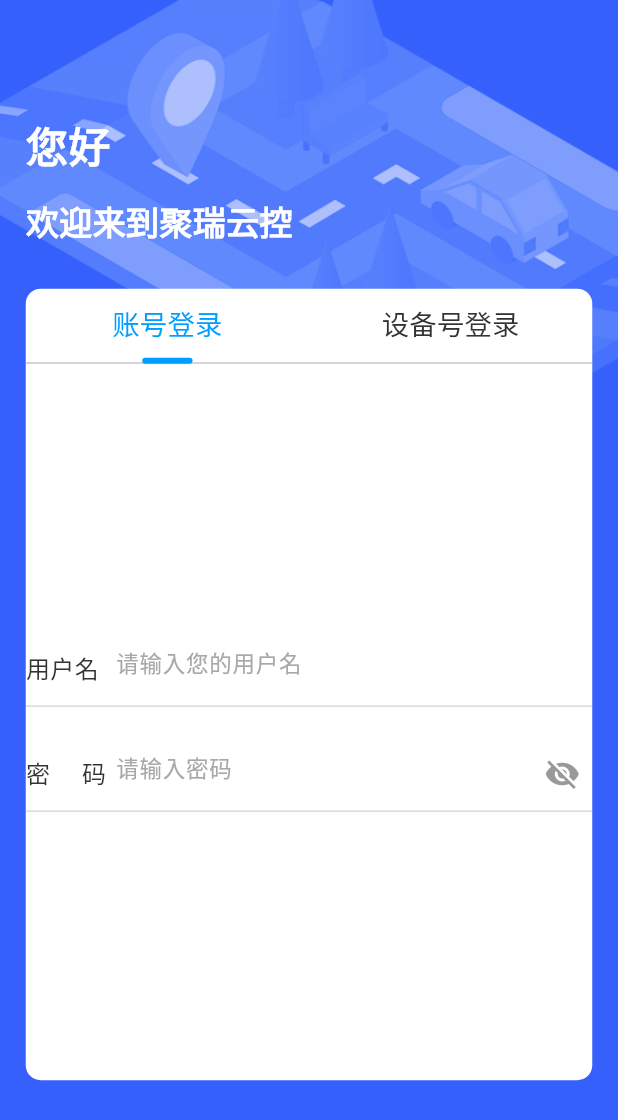
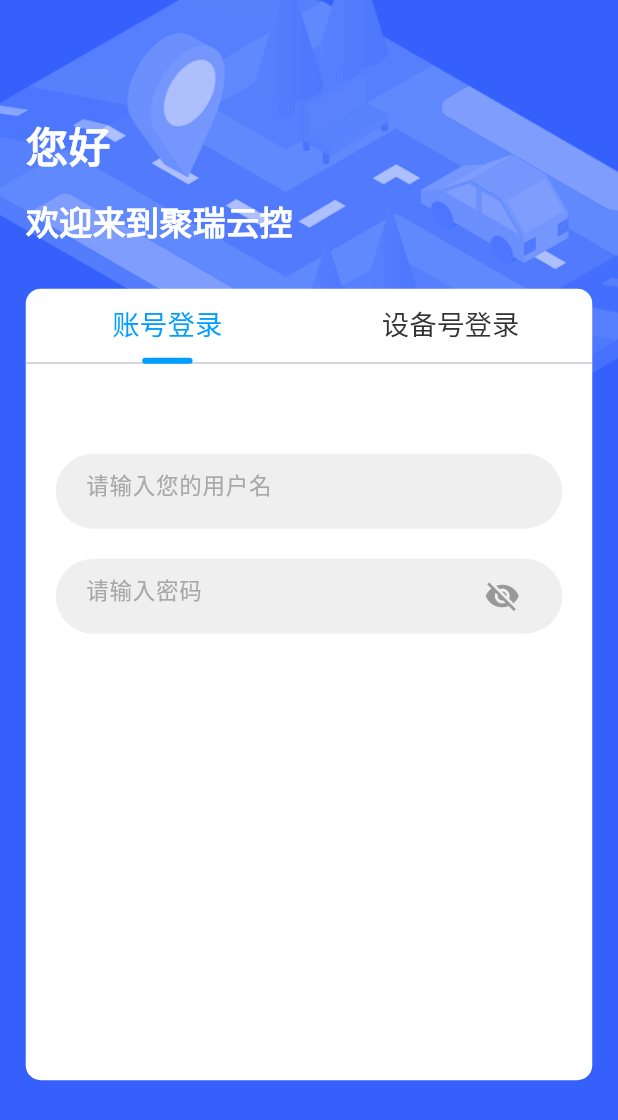
Before and after one commit to wisdom1314/jryk_flutter, a Flutter app: the LoginPage screen opened directly, on a phone screen of 412 x 824 dp. Shown: the top 1120 px of the screen. Run offline on Flutter 3.47's test engine with Material 2 defaults, Android fonts, the phone set to English and light mode, and no system bars; our stand-ins replace device_info, dio, flutter_screenutil, fluttertoast, logger, permission_handler; missing offline and left inert: amap_flutter_base, amap_flutter_location, amap_flutter_map.

Commit message:
feat: 登录页

```diff
--- a/lib/common/app-color.dart
+++ b/lib/common/app-color.dart
@@ -24,4 +24,6 @@
   static const Color color_f5f5f5 = Color(0xfff5f5f5);
   static const Color color_009eff = Color(0xff009EFF);
   static const Color color_383838 = Color(0xff383838);
+  static const Color color_efefef = Color(0xffefefef);
+
 }
--- a/lib/main.dart
+++ b/lib/main.dart
@@ -29,7 +29,7 @@
           home: child,
         );
       },
-      child: const MainView()
+      child:  LoginPage()
     );
   }
 }
--- a/lib/page/login/login-page.dart
+++ b/lib/page/login/login-page.dart
@@ -110,23 +110,20 @@
                         child: TabBarView(
                           controller: _tabController,
                           children: [
-                            Center(child: Column(
-                              mainAxisAlignment: MainAxisAlignment.center,
+                            Padding(padding: EdgeInsets.only(left: 20, top: 60, right: 20, bottom: 20),child: Column(
+                              mainAxisAlignment: MainAxisAlignment.start,
                               children: [
                                 Container(
                                   height: 50,
+                                  decoration: BoxDecoration(
+                                    color: AppColors.color_efefef, // 背景色
+                                    borderRadius: BorderRadius.circular(25.0), // 圆角值
+                                  ),
+                                  child: Padding(
+                                    padding: EdgeInsets.only(left: 20, right: 20),
                                     child: Row(
                                       crossAxisAlignment: CrossAxisAlignment.center,
                                       children: <Widget>[
-                                      Container(
-                                        child: Text(
-                                          '用户名',
-                                          style: TextStyle(
-                                              fontSize: 16,
-                                              color: AppColors.color_333333),
-                                        ),
-                                        width: 60,
-                                      ),
                                         Expanded(
                                           child: LoginTextFieldWidget(
                                             focusNode: _phoneFocusNode,
@@ -140,26 +137,19 @@
                                         )
                                       ],
                                     ),
-                                  decoration: BoxDecoration(
-                                      border: Border(
-                                          bottom: BorderSide(
-                                              color: AppColors.color_d8d8d8,
-                                              width: 1.0))),
+                                  )
                                 ),
                                 SizedBox(height: 20),
                                 Container(
                                   height: 50,
-                                  child: Row(
+                                  decoration: BoxDecoration(
+                                    color: AppColors.color_efefef, // 背景色
+                                    borderRadius: BorderRadius.circular(25.0), // 圆角值
+                                  ),
+                                  child: Padding(
+                                    padding: EdgeInsets.only(left: 20, right: 20),
+                                    child:  Row(
                                       children: <Widget>[
-                                      Container(
-                                        child: Text(
-                                          '密     码',
-                                          style: TextStyle(
-                                              fontSize: 16,
-                                              color: AppColors.color_333333),
-                                        ),
-                                        width: 60,
-                                      ),
                                         Expanded(
                                           child: LoginTextFieldWidget(
                                             focusNode: _passFocusNode,
@@ -189,15 +179,12 @@
                                         )
                                       ],
                                     ),
-                                  decoration: BoxDecoration(
-                                      border: Border(
-                                          bottom: BorderSide(
-                                              color: AppColors.color_d8d8d8,
-                                              width: 1.0))),
+                                  )
+
                                 )
 
                               ],
-                            )),
+                            ),),
                             Center(child: Text('手机号登录')),
                           ],
                         ),
```
Lines whose indentation alone changed are shown as unchanged.
